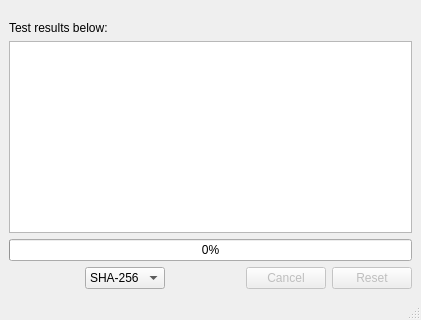
Qt form ez_gui.ui (SteveDaulton/EZ-Checksum) before a commit; both pictures show x 0 to 421 and y 225 to 545 of the 421 by 545 pixel window.
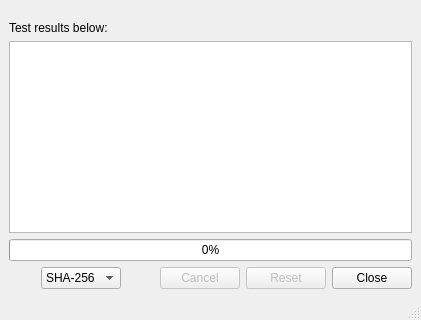
The same form after that commit.

Commit message:
Update menus and buttons
Add an 'About Qt' menu option,
Add a 'Close' button,
Update Close / Quit behaviour.

Patch:
```diff
--- a/ez_gui.ui
+++ b/ez_gui.ui
@@ -410,6 +410,16 @@
           </property>
          </widget>
         </item>
+        <item>
+         <widget class="QPushButton" name="closeButton">
+          <property name="toolTip">
+           <string>Quit EZ Checksum</string>
+          </property>
+          <property name="text">
+           <string>Close</string>
+          </property>
+         </widget>
+        </item>
        </layout>
       </item>
      </layout>
```
Left out of the diff: 8 changed lines with no effect on the pictures. The commit also changes 2 other files.
